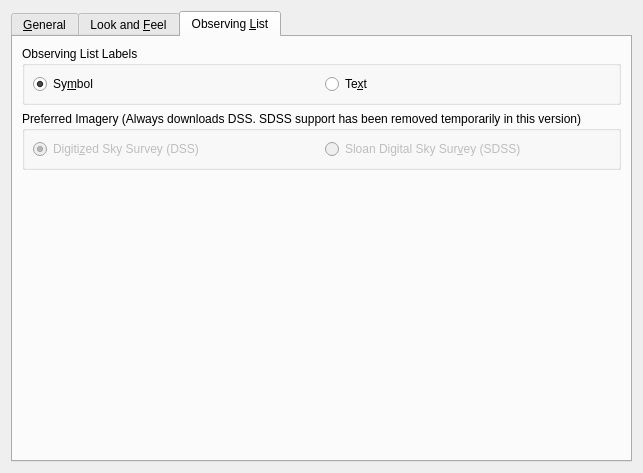
KDE/kstars, file kstars/options/opsadvanced.ui: the form before one commit.
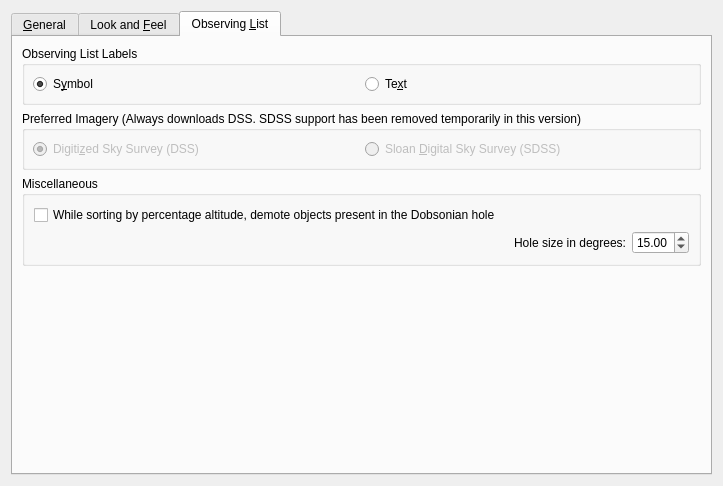
The form after the commit. The open tabs and pages were chosen to show the change. Custom widgets are drawn as their Qt base class.

Commit message: Allow to demote objects in the Dobsonian hole

The edit to the form file:
```diff
--- a/kstars/options/opsadvanced.ui
+++ b/kstars/options/opsadvanced.ui
@@ -6,8 +6,8 @@
    <rect>
     <x>0</x>
     <y>0</y>
-    <width>584</width>
-    <height>473</height>
+    <width>723</width>
+    <height>486</height>
    </rect>
   </property>
   <layout class="QVBoxLayout" name="verticalLayout_5">
@@ -865,7 +865,7 @@
           <item>
            <widget class="QRadioButton" name="kcfg_ObsListSymbol">
             <property name="text">
-             <string>Sy&amp;mbol</string>
+             <string>S&amp;ymbol</string>
             </property>
             <property name="checked">
              <bool>true</bool>
@@ -928,13 +928,78 @@
              <bool>false</bool>
             </property>
             <property name="text">
-             <string>Sloan Digital Sky Sur&amp;vey (SDSS)</string>
+             <string>Sloan &amp;Digital Sky Survey (SDSS)</string>
             </property>
            </widget>
           </item>
          </layout>
         </widget>
        </item>
+       <item>
+        <widget class="QGroupBox" name="ObsListMiscOptions">
+         <property name="title">
+          <string>Miscellaneous</string>
+         </property>
+         <layout class="QVBoxLayout" name="verticalLayout_6">
+          <item>
+           <widget class="QCheckBox" name="kcfg_ObsListDemoteHole">
+            <property name="text">
+             <string>While sorting by percentage altitude, demote objects present in the Dobsonian hole</string>
+            </property>
+           </widget>
+          </item>
+          <item>
+           <layout class="QHBoxLayout" name="horizontalLayout">
+            <item>
+             <spacer name="holeSizeSpacer">
+              <property name="orientation">
+               <enum>Qt::Horizontal</enum>
+              </property>
+              <property name="sizeHint" stdset="0">
+               <size>
+                <width>40</width>
+                <height>20</height>
+               </size>
+              </property>
+             </spacer>
+            </item>
+            <item>
+             <widget class="QLabel" name="holeSizeLabel">
+              <property name="sizePolicy">
+               <sizepolicy hsizetype="MinimumExpanding" vsizetype="Preferred">
+                <horstretch>0</horstretch>
+                <verstretch>0</verstretch>
+               </sizepolicy>
+              </property>
+              <property name="text">
+               <string>Hole size in degrees:</string>
+              </property>
+              <property name="alignment">
+               <set>Qt::AlignRight|Qt::AlignTrailing|Qt::AlignVCenter</set>
+              </property>
+             </widget>
+            </item>
+            <item>
+             <widget class="QDoubleSpinBox" name="kcfg_ObsListHoleSize">
+              <property name="sizePolicy">
+               <sizepolicy hsizetype="Minimum" vsizetype="Minimum">
+                <horstretch>0</horstretch>
+                <verstretch>0</verstretch>
+               </sizepolicy>
+              </property>
+              <property name="maximum">
+               <double>89.989999999999995</double>
+              </property>
+              <property name="value">
+               <double>15.000000000000000</double>
+              </property>
+             </widget>
+            </item>
+           </layout>
+          </item>
+         </layout>
+        </widget>
+       </item>
        <item>
         <spacer name="verticalSpacer_2">
          <property name="orientation">
```
Left out of the diff: 10 changed lines with no effect on the pictures. The commit also changes 3 other files.
